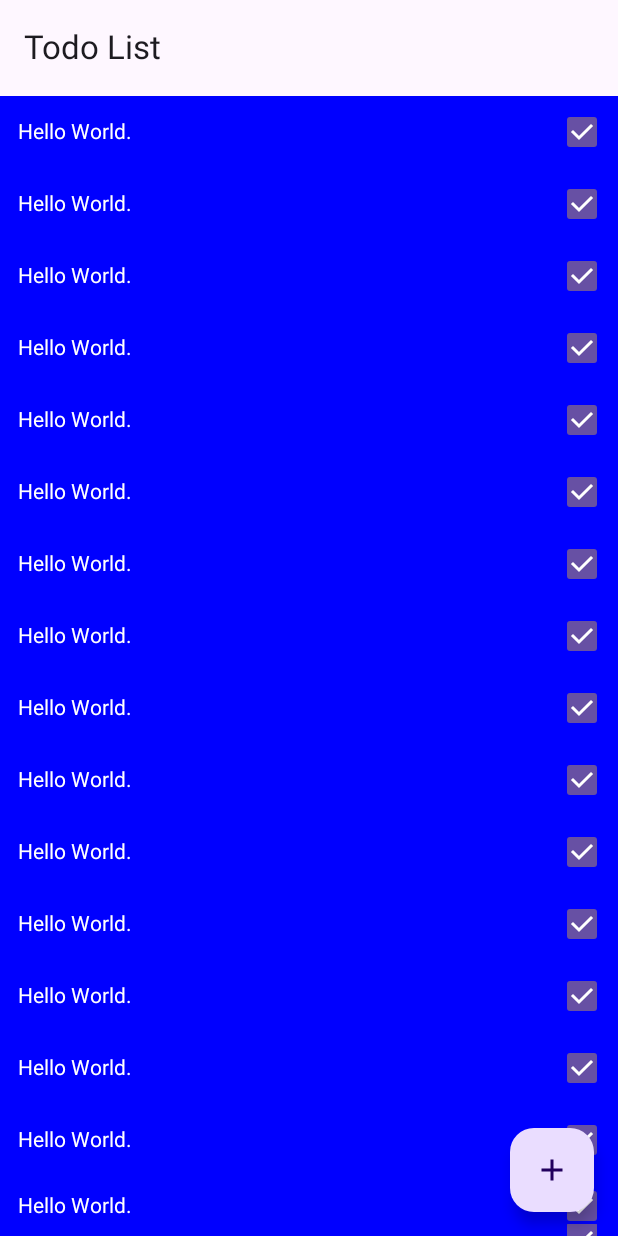
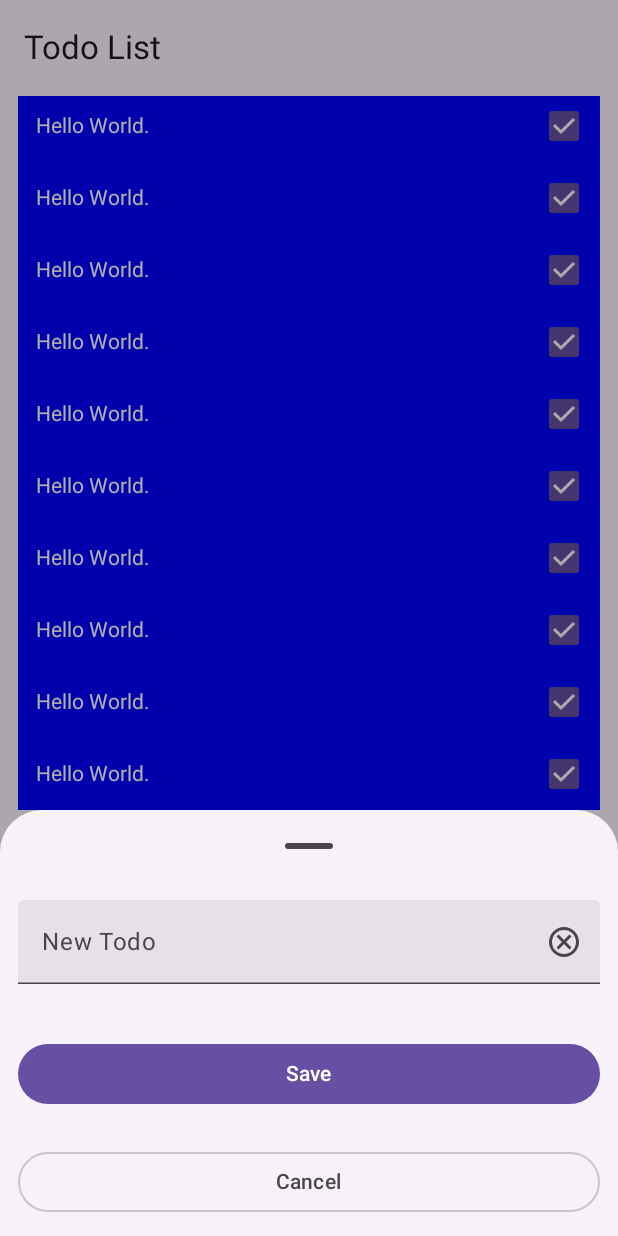
Before and after one commit to kimuori/myApp, an Android app built with Jetpack Compose: the screen it shows after launch (MainActivity), after a tap on "add", on a phone screen of 412 x 824 dp. Run offline under Robolectric (Android 15) with nearby library versions, the phone set to English and light mode, and no system bars.

Commit message:
added bottom sheet with save and cancel button features. padding changes.

```diff
--- a/app/src/main/java/com/example/myapp/MainActivity.kt
+++ b/app/src/main/java/com/example/myapp/MainActivity.kt
@@ -1,5 +1,6 @@
 package com.example.myapp
 
+import android.annotation.SuppressLint
 import android.os.Bundle
 import androidx.activity.enableEdgeToEdge
 import androidx.appcompat.app.AppCompatActivity
@@ -7,32 +8,45 @@ import androidx.compose.foundation.background
 import androidx.compose.foundation.layout.Arrangement
 import androidx.compose.foundation.layout.Column
 import androidx.compose.foundation.layout.Row
+import androidx.compose.foundation.layout.Spacer
 import androidx.compose.foundation.layout.fillMaxSize
 import androidx.compose.foundation.layout.fillMaxWidth
 import androidx.compose.foundation.layout.padding
+import androidx.compose.foundation.layout.size
 import androidx.compose.foundation.rememberScrollState
 import androidx.compose.foundation.verticalScroll
+import androidx.compose.material.icons.Icons
+import androidx.compose.material.icons.filled.Clear
+import androidx.compose.material3.Button
 import androidx.compose.material3.Checkbox
 import androidx.compose.material3.ExperimentalMaterial3Api
 import androidx.compose.material3.FloatingActionButton
 import androidx.compose.material3.Icon
+import androidx.compose.material3.ModalBottomSheet
+import androidx.compose.material3.OutlinedButton
 import androidx.compose.material3.Scaffold
 import androidx.compose.material3.Text
+import androidx.compose.material3.TextField
 import androidx.compose.material3.TopAppBar
+import androidx.compose.material3.rememberModalBottomSheetState
 import androidx.compose.runtime.Composable
 import androidx.compose.runtime.getValue
 import androidx.compose.runtime.mutableStateOf
 import androidx.compose.runtime.remember
+import androidx.compose.runtime.rememberCoroutineScope
 import androidx.compose.runtime.setValue
 import androidx.compose.ui.Alignment
 import androidx.compose.ui.Modifier
 import androidx.compose.ui.graphics.Color
 import androidx.compose.ui.platform.ComposeView
 import androidx.compose.ui.res.painterResource
+import androidx.compose.ui.text.input.TextFieldValue
 import androidx.compose.ui.tooling.preview.Preview
 import androidx.compose.ui.unit.dp
+import kotlinx.coroutines.launch
 
 @OptIn(ExperimentalMaterial3Api::class)
+@SuppressLint("UnusedMaterial3ScaffoldPaddingParameter")
 class MainActivity : AppCompatActivity() {
 
     override fun onCreate(savedInstanceState: Bundle?) {
@@ -41,14 +55,21 @@ class MainActivity : AppCompatActivity() {
         setContentView(
             ComposeView(this).apply{
                 setContent{
+                    val sheetState = rememberModalBottomSheetState()
+                    val scope = rememberCoroutineScope()
+                    var showBottomSheet by remember { mutableStateOf(false)}
+                    var textValueField by remember { mutableStateOf(TextFieldValue("")) }
+
                     Scaffold(
                         topBar = {
                             TopAppBar(title = { Text(text = "Todo List")})},
 
                         floatingActionButton = {
-                            FloatingActionButton(onClick = {}){
+                            FloatingActionButton(
+                                onClick = {showBottomSheet = true}
+                            ){
                                 Icon(
-                                    modifier = Modifier.padding(10.dp, 10.dp),
+                                    modifier = Modifier.padding(12.dp, 12.dp),
                                     painter = painterResource(id = R.drawable.baseline_add_24),
                                     contentDescription = "add"
                                 )
@@ -59,10 +80,58 @@ class MainActivity : AppCompatActivity() {
                         innerPadding ->
                         Column(
                             modifier = Modifier
-                                .padding(innerPadding)
+                                .padding(12.dp, 12.dp)
                                 .background(color = Color.Green)
+                                .verticalScroll(rememberScrollState()) //added scroll in case it is not working
                                 .fillMaxSize()) {
                             ColumnView()
+                        }
+
+                        if (showBottomSheet){
+                            ModalBottomSheet(
+                                onDismissRequest = { showBottomSheet = false },
+                                sheetState = sheetState
+                            ) {
+                                TextField(
+                                    value = textValueField,
+                                    onValueChange = {textValueField = it},
+                                    label = {Text("New Todo")},
+                                    trailingIcon = {Icon(painter = painterResource(id = R.drawable.outline_cancel_24dp), contentDescription = "clear")},
+                                    singleLine = true,
+                                    modifier = Modifier
+                                        .fillMaxWidth()
+                                        .padding(12.dp, 12.dp)
+                                )
+                                Spacer(modifier = Modifier.size(12.dp))
+                                Button(
+                                    onClick = {
+                                        scope.launch { sheetState.hide() }.invokeOnCompletion {
+                                            if (!sheetState.isVisible) {
+                                                showBottomSheet = false
+                                            }
+                                        }
+                                    },
+                                    modifier = Modifier
+                                        .fillMaxWidth()
+                                        .padding(12.dp, 12.dp)
+                                ) {
+                                    Text("Save")
+                                }
+                                OutlinedButton(
+                                    onClick = {
+                                        scope.launch { sheetState.hide() }.invokeOnCompletion {
+                                            if (!sheetState.isVisible) {
+                                                showBottomSheet = false
+                                            }
+                                        }
+                                    },
+                                    modifier = Modifier
+                                        .fillMaxWidth()
+                                        .padding(12.dp, 12.dp)
+                                ) {
+                                    Text("Cancel")
+                                }
+                            }
                         }
                     }
                 }
@@ -74,7 +143,7 @@ class MainActivity : AppCompatActivity() {
 
 @Composable
 private fun ColumnView(){
-    for( i in 0..100 ) {
+    for( i in 0..10 ) {
         TodoList()
     }
 }
@@ -84,7 +153,9 @@ private fun TodoList(){
     Row (
         verticalAlignment = Alignment.CenterVertically,
         horizontalArrangement = Arrangement.SpaceBetween,
-        modifier = Modifier.background(color = Color.Blue).fillMaxWidth()
+        modifier = Modifier
+            .background(color = Color.Blue)
+            .fillMaxWidth()
     ){
         TodoCheck()
     }
--- /dev/null
+++ b/app/src/main/res/drawable/outline_cancel_24dp.xml
@@ -0,0 +1,9 @@
+<vector xmlns:android="http://schemas.android.com/apk/res/android"
+    android:width="24dp"
+    android:height="24dp"
+    android:viewportWidth="960"
+    android:viewportHeight="960">
+  <path
+      android:pathData="m336,680 l144,-144 144,144 56,-56 -144,-144 144,-144 -56,-56 -144,144 -144,-144 -56,56 144,144 -144,144 56,56ZM480,880q-83,0 -156,-31.5T197,763q-54,-54 -85.5,-127T80,480q0,-83 31.5,-156T197,197q54,-54 127,-85.5T480,80q83,0 156,31.5T763,197q54,54 85.5,127T880,480q0,83 -31.5,156T763,763q-54,54 -127,85.5T480,880ZM480,800q134,0 227,-93t93,-227q0,-134 -93,-227t-227,-93q-134,0 -227,93t-93,227q0,134 93,227t227,93ZM480,480Z"
+      android:fillColor="#000000"/>
+</vector>
```
